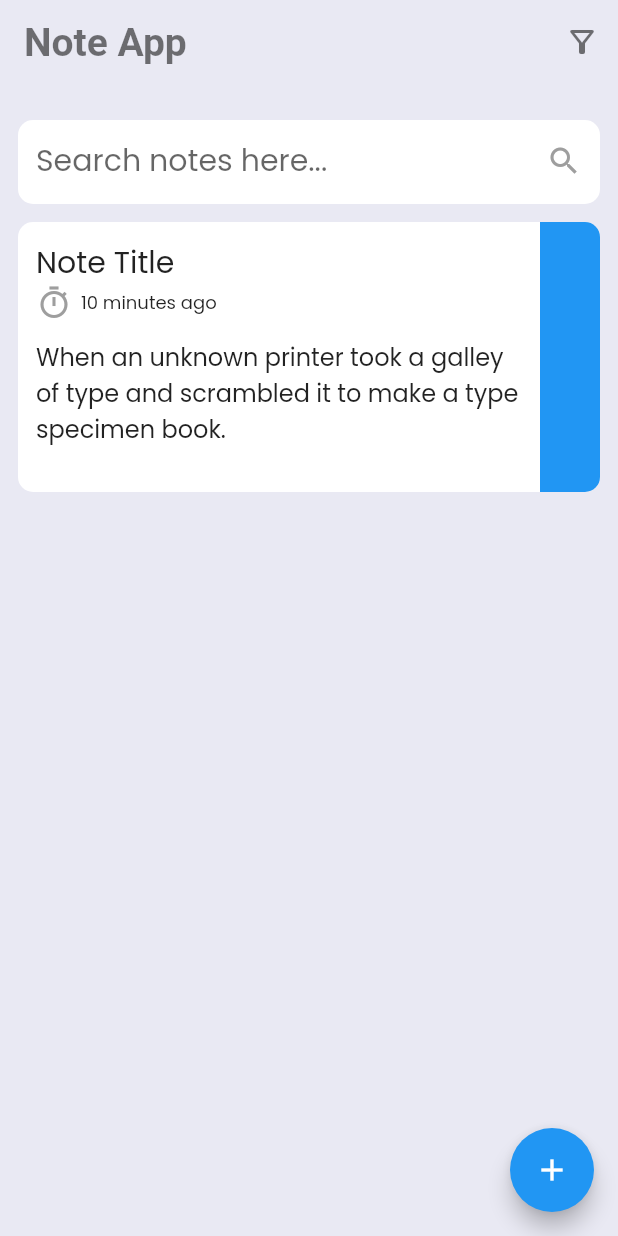
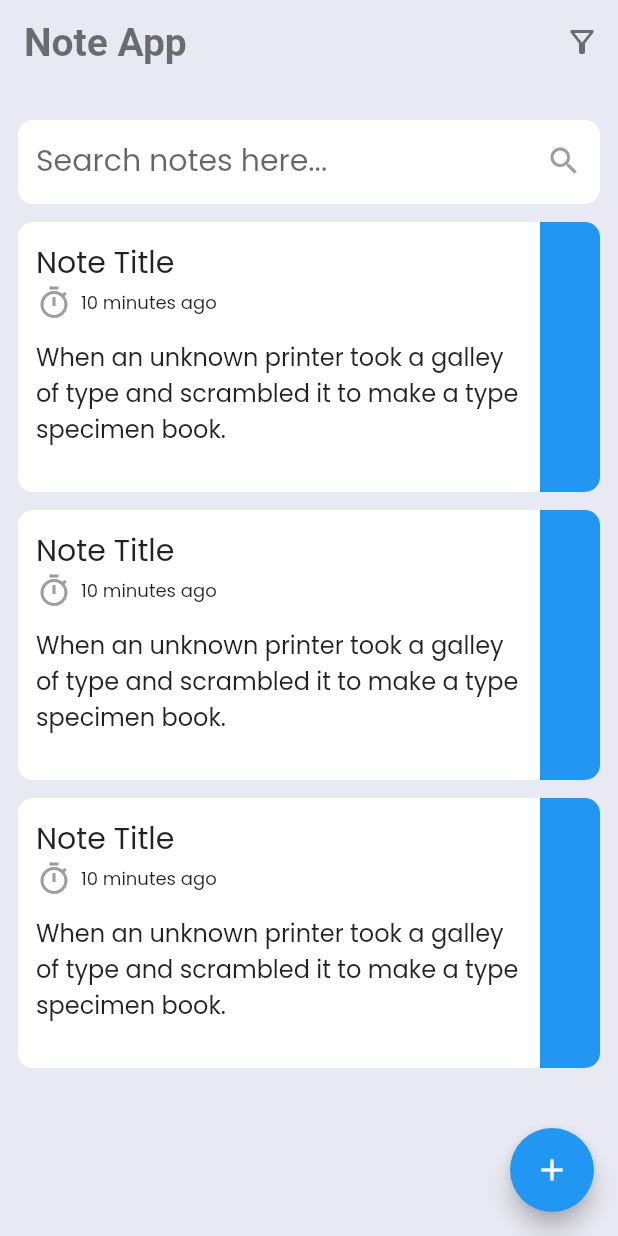
Before and after one commit to samirsamawade/note_app, a Flutter app: the screen it shows after launch, on a phone screen of 412 x 824 dp. Run offline on Flutter 3.47's test engine with Material 2 defaults, Android fonts, the phone set to English and light mode, and no system bars; our stand-ins replace google_fonts.

```diff
--- a/lib/screens/home.dart
+++ b/lib/screens/home.dart
@@ -66,7 +66,35 @@ class _HomeScreenState extends State<HomeScreen> {
                   ),
                 ),
               ),
-              Material(
+              Expanded(
+                child: ListView.builder(
+                  itemCount: 3,
+                  itemBuilder: (context, index) => NoteCard(),
+                ),
+              ),
+            ],
+          ),
+        ),
+      ),
+      floatingActionButton: FloatingActionButton(
+        onPressed: () {},
+        tooltip: 'Increment',
+        child: const Icon(Icons.add),
+      ),
+    );
+  }
+}
+
+class NoteCard extends StatelessWidget {
+  const NoteCard({
+    Key? key,
+  }) : super(key: key);
+
+  @override
+  Widget build(BuildContext context) {
+    return Padding(
+      padding: const EdgeInsets.only(bottom: 12.0),
+      child: Material(
         borderRadius: BorderRadius.circular(10),
         color: Colors.white,
         child: InkWell(
@@ -129,15 +157,6 @@ class _HomeScreenState extends State<HomeScreen> {
           ),
         ),
       ),
-            ],
-          ),
-        ),
-      ),
-      floatingActionButton: FloatingActionButton(
-        onPressed: () {},
-        tooltip: 'Increment',
-        child: const Icon(Icons.add),
-      ),
     );
   }
 }
```
Lines whose indentation alone changed are shown as unchanged.
